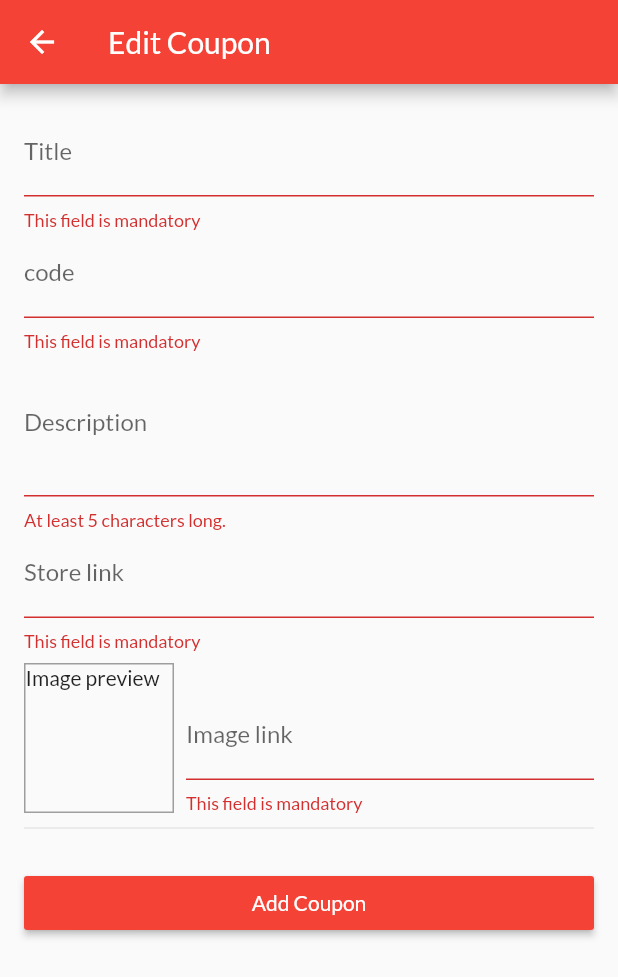
After one commit to githussein/wafar-coupons, a Flutter app: the EditCouponScreen screen opened by its route, after a tap on "Add Coupon", on a phone screen of 412 x 824 dp. The commit adds this screen. Shown: the top 977 px of the screen. Run offline on Flutter 3.47's test engine with Material 2 defaults, Android fonts, the phone set to English and light mode, and no system bars; our stand-ins replace carousel_slider; network calls fail.

Commit message:
Admin add new coupon feature

```diff
--- a/lib/main.dart
+++ b/lib/main.dart
@@ -1,6 +1,7 @@
 import 'package:flutter/material.dart';
 import 'package:provider/provider.dart';
 import 'package:wafar_cash/providers/OffersProvider.dart';
+import 'package:wafar_cash/screens/edit_coupon_screen.dart';
 
 import './screens/coupons_overview_screen.dart';
 import './screens/coupon_detail_screen.dart';
@@ -31,6 +32,7 @@ class MyApp extends StatelessWidget {
         routes: {
           CouponDetailScreen.routeName: (ctx) => CouponDetailScreen(),
           ManageCouponsScreen.routeName: (ctx) => ManageCouponsScreen(),
+          EditCouponScreen.routeName: (ctx) => EditCouponScreen(),
         },
       ),
     );
--- a/lib/providers/coupon.dart
+++ b/lib/providers/coupon.dart
@@ -3,6 +3,7 @@ import 'package:flutter/foundation.dart';
 class Coupon with ChangeNotifier {
   final String id;
   final String title;
+  final String code;
   final String description;
   final String imageUrl;
   final String link;
@@ -11,6 +12,7 @@ class Coupon with ChangeNotifier {
   Coupon({
     @required this.id,
     @required this.title,
+    @required this.code,
     @required this.description,
     @required this.imageUrl,
     @required this.link,
--- a/lib/providers/coupons_provider.dart
+++ b/lib/providers/coupons_provider.dart
@@ -10,6 +10,7 @@ class CouponsProvider with ChangeNotifier {
     Coupon(
       id: "c1",
       title: "Namshi",
+      code: "AH5",
       description: "15% discount on all products",
       imageUrl:
           "https://uae.governmentjobs.guru/wp-content/uploads/2020/12/Namashi-Jobs.png",
@@ -18,6 +19,7 @@ class CouponsProvider with ChangeNotifier {
     Coupon(
       id: "c2",
       title: "Noon",
+      code: "AH5",
       description: "10% discount on all products",
       imageUrl:
           "https://mir-s3-cdn-cf.behance.net/projects/404/2c23bd95299963.Y3JvcCw4NDgsNjY0LDE4MCww.jpg",
@@ -26,6 +28,7 @@ class CouponsProvider with ChangeNotifier {
     Coupon(
       id: "c3",
       title: "Bath and Body",
+      code: "AH5",
       description: "10% discount on selected products",
       imageUrl:
           "https://bestgiftcardmarket.com/wp-content/uploads/2020/06/BATHANDBODYWORKS.jpeg",
@@ -34,6 +37,7 @@ class CouponsProvider with ChangeNotifier {
     Coupon(
       id: "c4",
       title: "Max",
+      code: "AH5",
       description: "10% discount on all products",
       imageUrl:
           "https://www.centralparkjakarta.com/wp-content/uploads/2018/08/MAX-Fashions-3.png",
@@ -42,13 +46,14 @@ class CouponsProvider with ChangeNotifier {
     Coupon(
       id: "c5",
       title: "Carrefour",
+      code: "AH5",
       description: "10% discount on all products",
       imageUrl: "https://www.brandslex.de/img/logos/xl/c/logo-carrefour-03.png",
       link: "https://www.carrefourksa.com/",
     ),
   ]; //private
 
-  var _showFavoritesOnly = false;
+  // var _showFavoritesOnly = false;
 
   List<Coupon> get items {
     return [..._couponsItems]; //return a copy
@@ -63,7 +68,15 @@ class CouponsProvider with ChangeNotifier {
     return items.firstWhere((coup) => coup.id == id);
   }
 
-  void addCoupon() {
+  void addCoupon(Coupon coupon) {
+    final newCoupon = Coupon(
+        id: DateTime.now().toString(),
+        title: coupon.title,
+        code: coupon.code,
+        description: coupon.description,
+        imageUrl: coupon.imageUrl,
+        link: coupon.link);
+    _couponsItems.insert(0, newCoupon);
     notifyListeners();
   }
 
@@ -77,6 +90,7 @@ class CouponsProvider with ChangeNotifier {
         loadedCoupons.add(Coupon(
           id: couponId,
           title: couponData['title'],
+          code: couponData['code'],
           description: couponData['description'],
           imageUrl: couponData['imageUrl'],
           link: couponData['link'],
--- a/lib/screens/coupon_detail_screen.dart
+++ b/lib/screens/coupon_detail_screen.dart
@@ -109,6 +109,7 @@ class CouponDetailScreen extends StatelessWidget {
           color: Theme.of(context).primaryColor,
           child: Text("Start shopping", style: TextStyle(color: Colors.white)),
         ));
+
     final bottomContent = Container(
       // height: MediaQuery.of(context).size.height,
       width: MediaQuery.of(context).size.width,
--- /dev/null
+++ b/lib/screens/edit_coupon_screen.dart
@@ -0,0 +1,235 @@
+import 'package:flutter/material.dart';
+import 'package:provider/provider.dart';
+
+import '../providers/coupon.dart';
+import '../providers/coupons_provider.dart';
+
+class EditCouponScreen extends StatefulWidget {
+  static const routeName = '/edit-coupon';
+
+  @override
+  _EditCouponScreenState createState() => _EditCouponScreenState();
+}
+
+class _EditCouponScreenState extends State<EditCouponScreen> {
+  final _codeFocusNode = FocusNode();
+  final _storeLinkFocusNode = FocusNode();
+  final _descriptionFocusNode = FocusNode();
+  final _imageLinkController = TextEditingController();
+  final _imageLinkFocusNode = FocusNode();
+  final _formKey = GlobalKey<FormState>();
+  var _editedCoupon = Coupon(
+    id: null,
+    title: '',
+    code: '',
+    description: '',
+    imageUrl: '',
+    link: '',
+  );
+
+  @override
+  void initState() {
+    _imageLinkFocusNode.addListener(_updateImageLink);
+    super.initState();
+  }
+
+  void _updateImageLink() {
+    if (!_imageLinkFocusNode.hasFocus) {
+      setState(() {});
+    }
+  }
+
+  @override
+  void dispose() {
+    _imageLinkFocusNode.removeListener(_updateImageLink);
+    _codeFocusNode.dispose();
+    _storeLinkFocusNode.dispose();
+    _descriptionFocusNode.dispose();
+    _imageLinkController.dispose();
+    _imageLinkFocusNode.dispose();
+    super.dispose();
+  }
+
+  void _saveForm() {
+    if (_formKey.currentState.validate()) {
+      //all fields are filled
+      _formKey.currentState.save(); //execute every onSaved function
+      //update provider
+      Provider.of<CouponsProvider>(context, listen: false)
+          .addCoupon(_editedCoupon);
+      Navigator.of(context).pop();
+    }
+  }
+
+  @override
+  Widget build(BuildContext context) {
+    return Scaffold(
+      appBar: AppBar(title: Text('Edit Coupon')),
+      body: Padding(
+        padding: const EdgeInsets.all(16.0),
+        child: Form(
+          key: _formKey,
+          child: SingleChildScrollView(
+            child: Column(
+              children: [
+                TextFormField(
+                  decoration: InputDecoration(labelText: 'Title'),
+                  textInputAction: TextInputAction.next,
+                  onFieldSubmitted: (_) {
+                    FocusScope.of(context).requestFocus(_codeFocusNode);
+                  },
+                  validator: (value) {
+                    if (value.isEmpty) {
+                      return 'This field is mandatory';
+                    } else {
+                      return null;
+                    }
+                  },
+                  onSaved: (value) {
+                    _editedCoupon = Coupon(
+                        id: _editedCoupon.id,
+                        title: value,
+                        code: _editedCoupon.code,
+                        description: _editedCoupon.description,
+                        imageUrl: _editedCoupon.imageUrl,
+                        link: _editedCoupon.link);
+                  },
+                ),
+                TextFormField(
+                  decoration: InputDecoration(labelText: 'code'),
+                  textInputAction: TextInputAction.next,
+                  focusNode: _codeFocusNode,
+                  onFieldSubmitted: (_) {
+                    FocusScope.of(context).requestFocus(_descriptionFocusNode);
+                  },
+                  validator: (value) {
+                    if (value.isEmpty) {
+                      return 'This field is mandatory';
+                    } else {
+                      return null;
+                    }
+                  },
+                  onSaved: (value) {
+                    _editedCoupon = Coupon(
+                        id: _editedCoupon.id,
+                        title: _editedCoupon.title,
+                        code: value,
+                        description: _editedCoupon.description,
+                        imageUrl: _editedCoupon.imageUrl,
+                        link: _editedCoupon.link);
+                  },
+                ),
+                TextFormField(
+                  decoration: InputDecoration(labelText: 'Description'),
+                  maxLines: 3,
+                  keyboardType: TextInputType.multiline,
+                  focusNode: _descriptionFocusNode,
+                  validator: (value) {
+                    if (value.length < 5) {
+                      return 'At least 5 characters long.';
+                    } else {
+                      return null;
+                    }
+                  },
+                  onSaved: (value) {
+                    _editedCoupon = Coupon(
+                        id: _editedCoupon.id,
+                        title: _editedCoupon.title,
+                        code: _editedCoupon.code,
+                        description: value,
+                        imageUrl: _editedCoupon.imageUrl,
+                        link: _editedCoupon.link);
+                  },
+                ),
+                TextFormField(
+                  decoration: InputDecoration(labelText: 'Store link'),
+                  textInputAction: TextInputAction.next,
+                  keyboardType: TextInputType.url,
+                  focusNode: _storeLinkFocusNode,
+                  onFieldSubmitted: (_) {
+                    FocusScope.of(context).requestFocus(_imageLinkFocusNode);
+                  },
+                  validator: (value) {
+                    if (value.isEmpty) {
+                      return 'This field is mandatory';
+                    } else {
+                      return null;
+                    }
+                  },
+                  onSaved: (value) {
+                    _editedCoupon = Coupon(
+                        id: _editedCoupon.id,
+                        title: _editedCoupon.title,
+                        code: _editedCoupon.code,
+                        description: _editedCoupon.description,
+                        imageUrl: _editedCoupon.imageUrl,
+                        link: value);
+                  },
+                ),
+                Row(
+                  crossAxisAlignment: CrossAxisAlignment.end,
+                  children: [
+                    Container(
+                      width: 100,
+                      height: 100,
+                      margin: EdgeInsets.only(top: 8, right: 8),
+                      decoration: BoxDecoration(
+                        border: Border.all(width: 1, color: Colors.grey),
+                      ),
+                      child: _imageLinkController.text.isEmpty
+                          ? Text('Image preview')
+                          : FittedBox(
+                              child: Image.network(_imageLinkController.text),
+                              fit: BoxFit.cover,
+                            ),
+                    ),
+                    Expanded(
+                      child: TextFormField(
+                        decoration: InputDecoration(labelText: 'Image link'),
+                        keyboardType: TextInputType.url,
+                        textInputAction: TextInputAction.done,
+                        controller: _imageLinkController,
+                        focusNode: _imageLinkFocusNode,
+                        onFieldSubmitted: (_) {
+                          _saveForm();
+                        },
+                        validator: (value) {
+                          if (value.isEmpty) {
+                            return 'This field is mandatory';
+                          } else {
+                            return null;
+                          }
+                        },
+                        onSaved: (value) {
+                          _editedCoupon = Coupon(
+                              id: _editedCoupon.id,
+                              title: _editedCoupon.title,
+                              code: _editedCoupon.code,
+                              description: _editedCoupon.description,
+                              imageUrl: value,
+                              link: _editedCoupon.link);
+                        },
+                      ),
+                    ),
+                  ],
+                ),
+                Divider(height: 20),
+                Container(
+                    padding: EdgeInsets.symmetric(vertical: 16.0),
+                    width: MediaQuery.of(context).size.width,
+                    child: MaterialButton(
+                      onPressed: () {
+                        _saveForm();
+                      },
+                      color: Theme.of(context).primaryColor,
+                      child: Text("Add Coupon",
+                          style: TextStyle(color: Colors.white)),
+                    ))
+              ],
+            ),
+          ),
+        ),
+      ),
+    );
+  }
+}
--- a/lib/screens/manage_coupons_screen.dart
+++ b/lib/screens/manage_coupons_screen.dart
@@ -1,5 +1,6 @@
 import 'package:flutter/material.dart';
 import 'package:provider/provider.dart';
+import 'package:wafar_cash/screens/edit_coupon_screen.dart';
 import 'package:wafar_cash/widgets/coupon_item.dart';
 
 import '../providers/coupons_provider.dart';
@@ -19,7 +20,7 @@ class ManageCouponsScreen extends StatelessWidget {
           IconButton(
               icon: Icon(Icons.add),
               onPressed: () {
-                //
+                Navigator.of(context).pushNamed(EditCouponScreen.routeName);
               })
         ],
       ),
```
